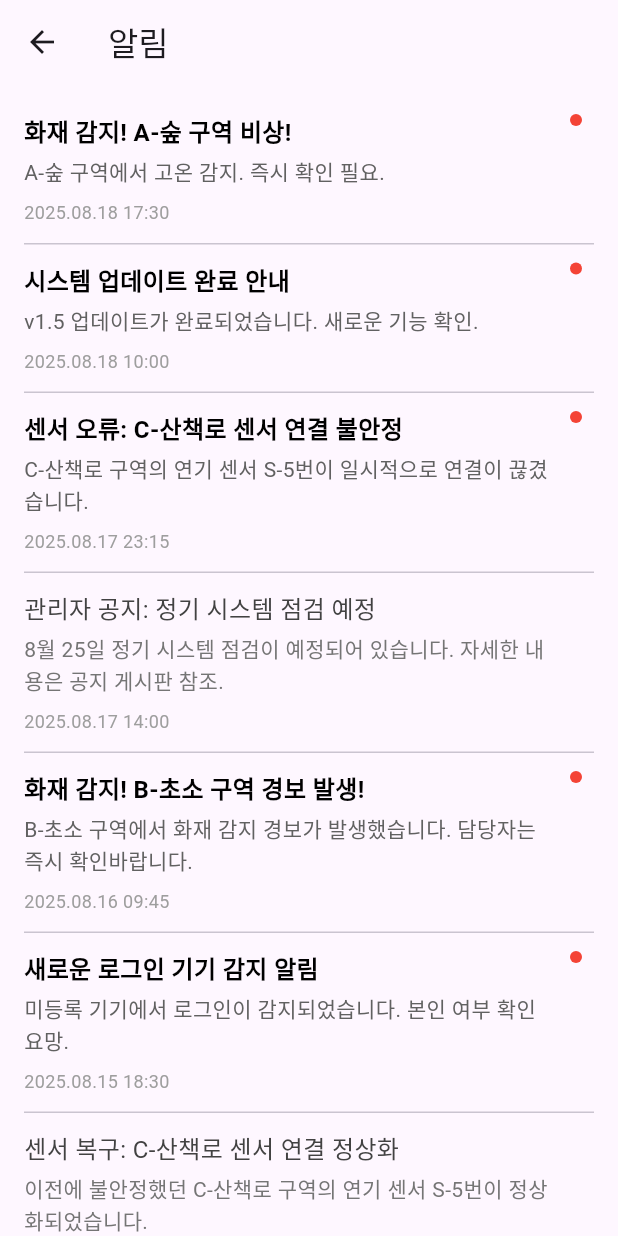
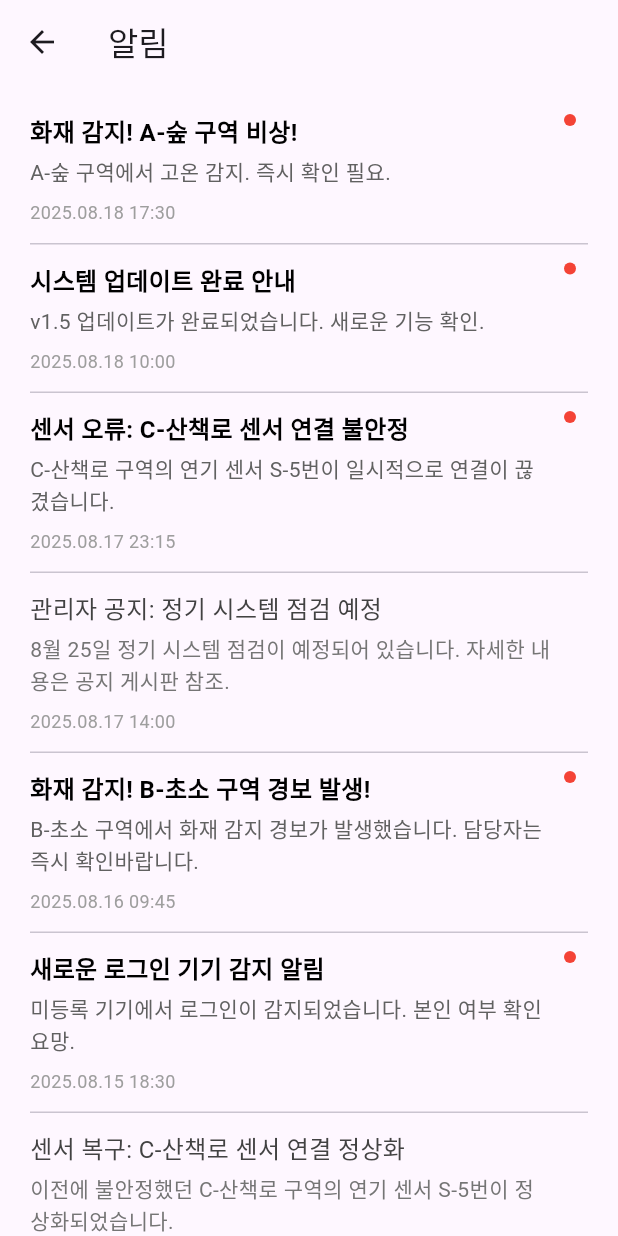
Before and after one commit to jonghun828/cabstone2025_firewatcher, a Flutter app: the MainPage screen opened by its route, after a tap on the "notifications" icon, on a phone screen of 412 x 824 dp. Run offline on Flutter 3.47's test engine with Material 3 defaults, Android fonts, the phone set to English and light mode, and no system bars; our stand-ins replace image_picker; accounts and stored records are empty.

Commit message:
design: UI padding 수정

```diff
--- a/lib/pages/notice_board_page.dart
+++ b/lib/pages/notice_board_page.dart
@@ -132,7 +132,7 @@
         ],
       ),
       body: ListView.separated(
-        padding: const EdgeInsets.all(16.0),
+        padding: const EdgeInsets.all(20.0),
         itemCount: _notices.length,
         itemBuilder: (context, index) {
           final notice = _notices[index];
--- a/lib/pages/notification_page.dart
+++ b/lib/pages/notification_page.dart
@@ -104,7 +104,7 @@
       body: _notifications.isEmpty
           ? const Center(child: Text('도착한 알림이 없습니다.'))
           : ListView.separated(
-              padding: const EdgeInsets.symmetric(horizontal: 16.0, vertical: 8.0),
+              padding: const EdgeInsets.symmetric(horizontal: 20.0, vertical: 8.0),
               itemCount: _notifications.length,
               separatorBuilder: (context, index) => const Divider(height: 1),
               itemBuilder: (context, index) {
--- a/lib/widgets/sensor_list.dart
+++ b/lib/widgets/sensor_list.dart
@@ -18,7 +18,7 @@
       children: [
         Center(
           child: Padding(
-            padding: const EdgeInsets.symmetric(horizontal: 30.0),
+            padding: const EdgeInsets.symmetric(horizontal: 20.0),
             child: SizedBox(
               height: 390.0,
               child: Container( // 센서 현황 리스트
```
